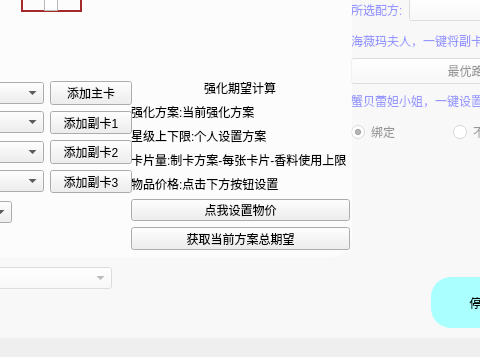
Old version of the form GUI/天知强卡器.ui in the repository a1929238/tenchi-cards-enhancer; both pictures show x 149 to 629 and y 243 to 600 of the 800 by 600 pixel window.
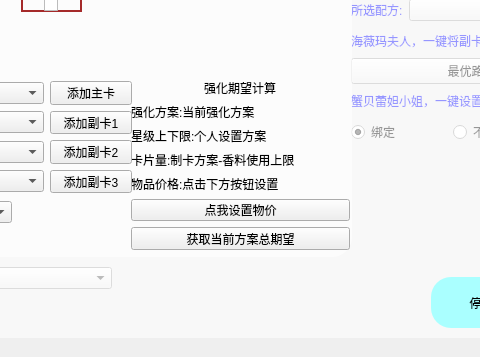
New version of the form. The open tabs and pages were chosen to show the change. Custom widgets are drawn as their Qt base class.

Patch:
```diff
--- a/GUI/天知强卡器.ui
+++ b/GUI/天知强卡器.ui
@@ -2018,7 +2018,7 @@
        <item>
         <widget class="QLabel" name="label_26">
          <property name="text">
-          <string>卡片量:制卡方案-每张卡片-香料使用上限</string>
+          <string>卡片量:制卡方案-香料使用上限</string>
          </property>
         </widget>
        </item>
```
Left out of the diff: 2 changed lines with no effect on the pictures.
